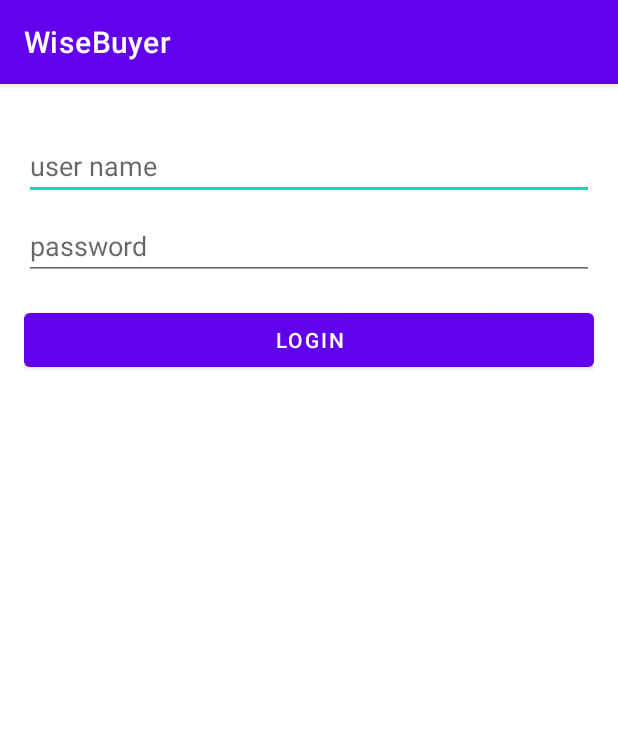
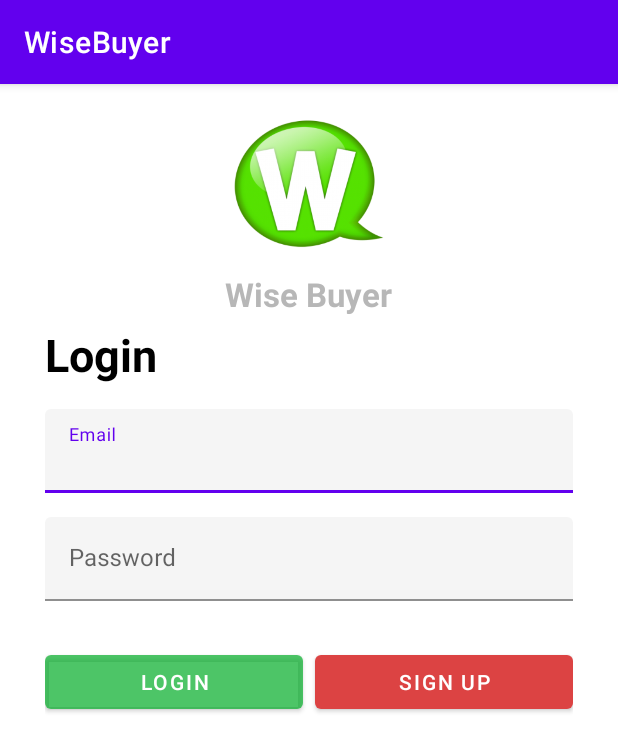
Before and after one commit to RazGavriel/Wise-Buyer-Android, an Android app: the screen it shows after launch (MainActivity), on a phone screen of 412 x 824 dp. Shown: the top 752 px of the screen. Run offline under Robolectric (Android 15) with nearby library versions, the phone set to English and light mode, and no system bars; our stand-ins replace Firebase (no records; nobody signed in at launch, a user with empty details on screens opened directly).

Commit message:
implement UI for login and signup fragments

```diff
--- a/app/src/main/res/layout/fragment_login.xml
+++ b/app/src/main/res/layout/fragment_login.xml
@@ -1,35 +1,103 @@
-<RelativeLayout
-    xmlns:android="http://schemas.android.com/apk/res/android"
-    android:id="@+id/fragment_login"
+<?xml version="1.0" encoding="utf-8"?>
+<RelativeLayout xmlns:android="http://schemas.android.com/apk/res/android"
+    xmlns:app="http://schemas.android.com/apk/res-auto"
     android:layout_width="match_parent"
     android:layout_height="match_parent"
-    android:padding="16dp">
+    android:layout_marginTop="15dp">
 
-    <EditText
-        android:id="@+id/email_input"
+    <ImageView
+        android:id="@+id/iconImageView"
+        android:layout_width="100dp"
+        android:layout_height="100dp"
+        android:layout_centerHorizontal="true"
+        android:src="@drawable/icon"/>
+
+    <TextView
+        android:id="@+id/titleAppName"
+        android:layout_width="wrap_content"
+        android:layout_height="wrap_content"
+        android:layout_below="@id/iconImageView"
+        android:layout_centerHorizontal="true"
+        android:layout_marginTop="10dp"
+        android:text="@string/app_name_with_space"
+        android:textStyle="bold"
+        android:textSize="22sp"
+        android:textColor="@color/gray" />
+
+    <TextView
+        android:id="@+id/LoginText"
+        android:layout_width="wrap_content"
+        android:layout_height="wrap_content"
+        android:layout_below="@id/titleAppName"
+        android:layout_marginTop="5dp"
+        android:layout_marginStart="30dp"
+        android:text="@string/loginString"
+        android:textStyle="bold"
+        android:textSize="30sp"
+        android:textColor="@color/black" />
+
+
+    <com.google.android.material.textfield.TextInputLayout
+        android:id="@+id/emailInputLayout"
         android:layout_width="match_parent"
         android:layout_height="wrap_content"
+        android:layout_below="@id/LoginText"
         android:layout_marginTop="16dp"
-        android:hint="user name"
-        android:inputType="text"
-        android:imeOptions="actionNext"/>
+        android:layout_marginLeft="30dp"
+        android:layout_marginRight="30dp"
+        app:boxBackgroundColor="#F5F5F5">
 
-    <EditText
-        android:id="@+id/password_input"
+        <com.google.android.material.textfield.TextInputEditText
+            android:id="@+id/email_input"
+            android:layout_width="match_parent"
+            android:layout_height="wrap_content"
+            android:hint="@string/emailHintSignUp"/>
+    </com.google.android.material.textfield.TextInputLayout>
+
+    <com.google.android.material.textfield.TextInputLayout
+        android:id="@+id/passwordInputLayout"
         android:layout_width="match_parent"
         android:layout_height="wrap_content"
-        android:layout_below="@id/email_input"
-        android:layout_marginTop="8dp"
-        android:hint="password"
-        android:inputType="textPassword"
-        android:imeOptions="actionDone"/>
+        android:layout_below="@id/emailInputLayout"
+        android:layout_marginTop="16dp"
+        android:layout_marginLeft="30dp"
+        android:layout_marginRight="30dp"
+        app:boxBackgroundColor="#F5F5F5">
 
-    <Button
-        android:id="@+id/login_button"
+        <com.google.android.material.textfield.TextInputEditText
+            android:id="@+id/password_input"
+            android:layout_width="match_parent"
+            android:layout_height="wrap_content"
+            android:hint="@string/passwordHintSignUp"
+            android:inputType="textEmailAddress"/>
+    </com.google.android.material.textfield.TextInputLayout>
+
+    <LinearLayout
         android:layout_width="match_parent"
         android:layout_height="wrap_content"
-        android:layout_below="@id/password_input"
-        android:layout_marginTop="16dp"
-        android:text="Login"/>
+        android:layout_marginTop="30dp"
+        android:layout_below="@id/passwordInputLayout"
+        android:orientation="horizontal"
+        android:layout_marginLeft="30dp"
+        android:layout_marginRight="30dp">
 
+        <Button
+            android:id="@+id/login_button"
+            android:layout_width="0dp"
+            android:layout_height="wrap_content"
+            android:layout_weight="1"
+            app:backgroundTint="@color/green"
+            android:text="@string/loginString"
+            android:layout_marginEnd="8dp"/>
+
+
+        <Button
+            android:id="@+id/signInButton"
+            android:layout_width="0dp"
+            android:layout_height="wrap_content"
+            android:layout_weight="1"
+            android:text="@string/signUpString"
+            app:backgroundTint="@color/red"/>
+
+    </LinearLayout>
 </RelativeLayout>
--- a/app/src/main/res/values/colors.xml
+++ b/app/src/main/res/values/colors.xml
@@ -5,6 +5,9 @@
     <color name="purple_700">#FF3700B3</color>
     <color name="teal_200">#FF03DAC5</color>
     <color name="teal_700">#FF018786</color>
+    <color name="gray">#BC9E9E9E</color>
+    <color name="green">#BC0EB131</color>
     <color name="black">#FF000000</color>
+    <color name="red">#DC4343</color>
     <color name="white">#FFFFFFFF</color>
 </resources>
--- a/app/src/main/res/values/strings.xml
+++ b/app/src/main/res/values/strings.xml
@@ -1,3 +1,9 @@
 <resources>
     <string name="app_name">WiseBuyer</string>
+    <string name="app_name_with_space">Wise Buyer</string>
+    <string name="emailString">Email</string>
+    <string name="emailHintSignUp">Email</string>
+    <string name="passwordHintSignUp">Password</string>
+    <string name="signUpString">Sign Up</string>
+    <string name="loginString">Login</string>
 </resources>
```
Also changed, not shown: app/src/main/res/layout/fragment_signup.xml (+71 -21 lines), app/src/main/res/drawable/ic_launcher_foreground.xml (renamed from app/src/main/res/drawable-v24/ic_launcher_foreground.xml), app/src/main/res/drawable/ic_lock.png (added), app/src/main/res/drawable/ic_lock2.jpg (added), app/src/main/res/drawable/icon.png (added).
